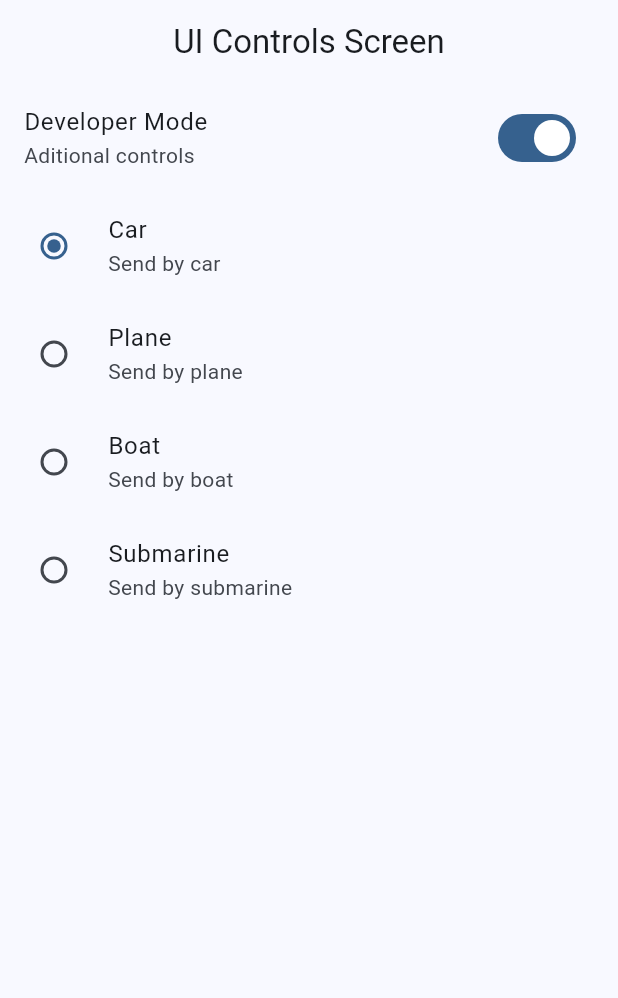
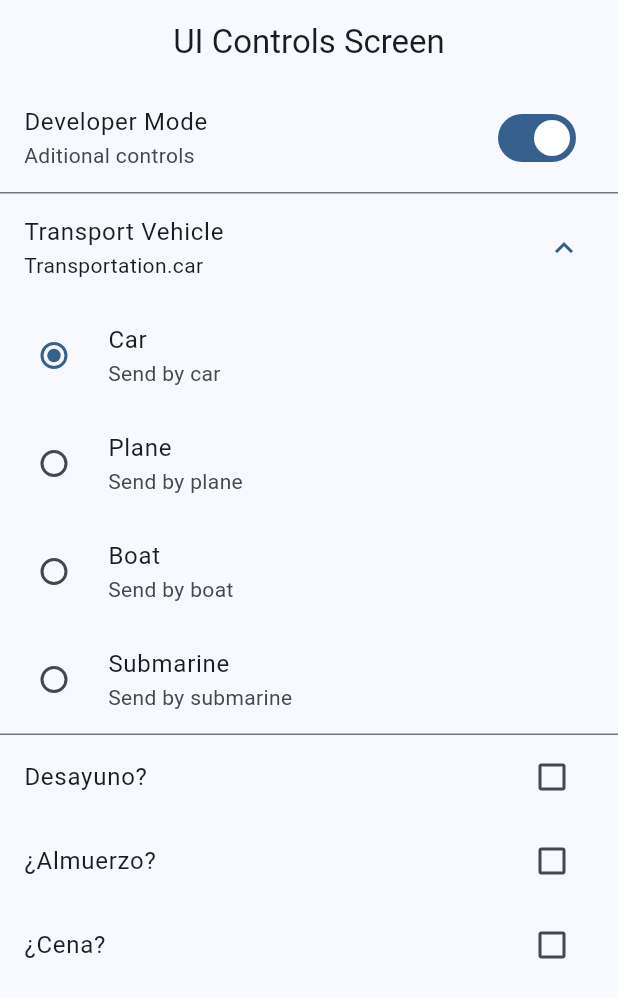
Before and after one commit to isaias-alt/widgets_app, a Flutter app: the UiControlsScreen screen opened by its route, on a phone screen of 412 x 824 dp. Shown: the top 998 px of the screen. Run offline on Flutter 3.47's test engine with Material 3 defaults, Android fonts, the phone set to English and light mode, and no system bars; our stand-ins replace go_router.

Commit message:
add ui controls and tiles

```diff
--- a/lib/presentation/screens/ui_controls/ui_controls_screen.dart
+++ b/lib/presentation/screens/ui_controls/ui_controls_screen.dart
@@ -28,6 +28,9 @@ enum Transportation { car, plane, boat, submarine }
 class _UiControlsViewState extends State<_UiControlsView> {
   bool isDeveloper = true;
   Transportation selectedTransportation = Transportation.car;
+  bool wantsBreakfast = false;
+  bool wantsLunch = false;
+  bool wantsDinner = false;
   @override
   Widget build(BuildContext context) {
     return ListView(
@@ -40,6 +43,11 @@ class _UiControlsViewState extends State<_UiControlsView> {
             onChanged: (value) => setState(() {
                   isDeveloper = !isDeveloper;
                 })),
+        ExpansionTile(
+          title: const Text('Transport Vehicle'),
+          subtitle: Text('$selectedTransportation'),
+          initiallyExpanded: true,
+          children: [
             RadioListTile(
               title: const Text('Car'),
               subtitle: const Text('Send by car'),
@@ -77,6 +85,26 @@ class _UiControlsViewState extends State<_UiControlsView> {
               }),
             )
           ],
+        ),
+        CheckboxListTile(
+            title: const Text('Desayuno?'),
+            value: wantsBreakfast,
+            onChanged: (value) => setState(() {
+                  wantsBreakfast = !wantsBreakfast;
+                })),
+        CheckboxListTile(
+            title: const Text('¿Almuerzo?'),
+            value: wantsLunch,
+            onChanged: (value) => setState(() {
+                  wantsLunch = !wantsLunch;
+                })),
+        CheckboxListTile(
+            title: const Text('¿Cena?'),
+            value: wantsDinner,
+            onChanged: (value) => setState(() {
+                  wantsDinner = !wantsDinner;
+                })),
+      ],
     );
   }
 }
```
Lines whose indentation alone changed are shown as unchanged.
